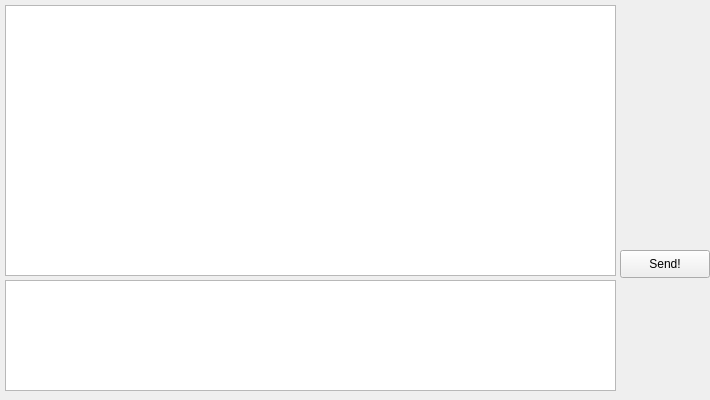
This is GUI/senseShell.ui in DimaGeorge/SenseShell as Qt 5 draws it before an edit. The edited form follows.
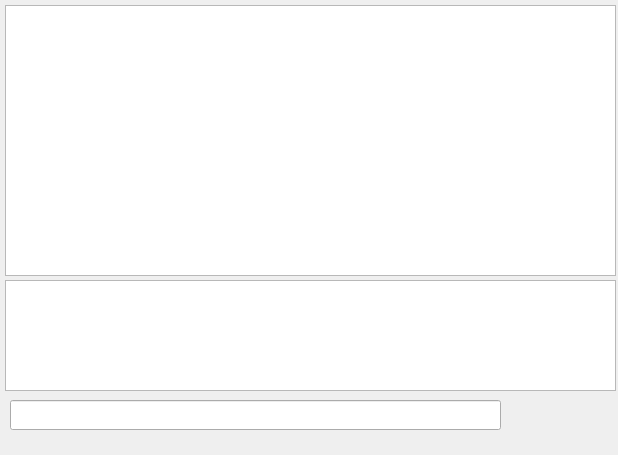
This is the edited form.

```diff
--- a/GUI/senseShell.ui
+++ b/GUI/senseShell.ui
@@ -6,8 +6,8 @@
    <rect>
     <x>0</x>
     <y>0</y>
-    <width>710</width>
-    <height>400</height>
+    <width>618</width>
+    <height>455</height>
    </rect>
   </property>
   <property name="windowTitle">
@@ -33,18 +33,15 @@
     </rect>
    </property>
   </widget>
-  <widget class="QPushButton" name="pushButton">
+  <widget class="QLineEdit" name="lineEdit">
    <property name="geometry">
     <rect>
-     <x>620</x>
-     <y>250</y>
-     <width>90</width>
-     <height>28</height>
+     <x>10</x>
+     <y>400</y>
+     <width>491</width>
+     <height>30</height>
     </rect>
    </property>
-   <property name="text">
-    <string>Send!</string>
-   </property>
   </widget>
  </widget>
  <resources/>
```
